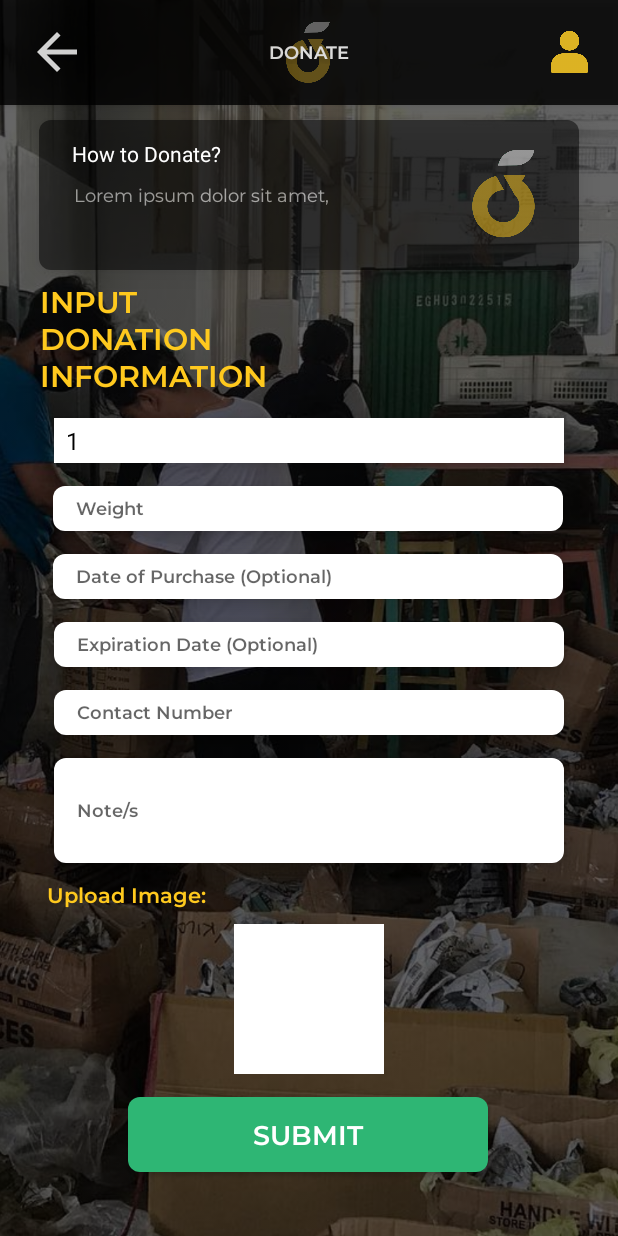
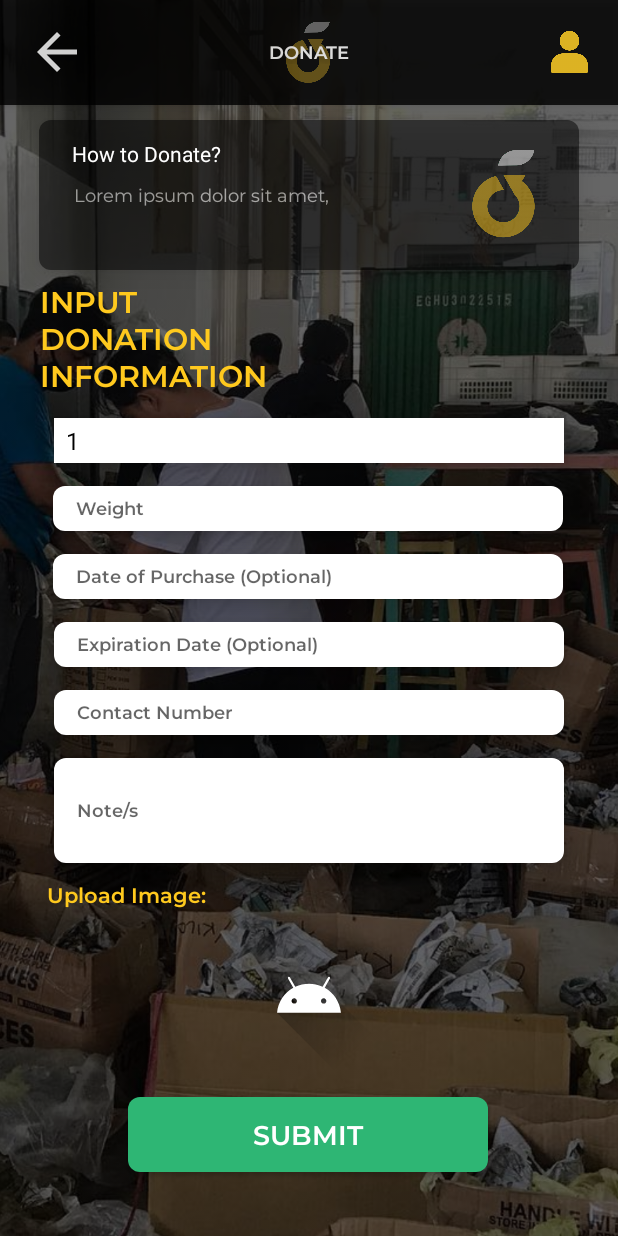
Before and after one commit to Heyjem/BYEte_Hunger_MobileApp, an Android app: the donate screen opened directly, with no data from a screen before it, on a phone screen of 412 x 824 dp. Run offline under Robolectric (Android 15) with nearby library versions, the light colour scheme and no system bars; our stand-ins replace Firebase (no records; nobody signed in at launch, a user with empty details on screens opened directly); pictures from the network do not load.

Commit message:
- upload image in donate uploads the image in firebase and displays in the imageview but immediately closes

```diff
--- a/app/src/main/res/layout/activity_donate.xml
+++ b/app/src/main/res/layout/activity_donate.xml
@@ -236,6 +236,6 @@
         app:layout_constraintEnd_toEndOf="parent"
         app:layout_constraintStart_toStartOf="parent"
         app:layout_constraintTop_toBottomOf="@+id/et_uploadImage"
-        android:src="@color/white"/>
+        android:src="@drawable/ic_launcher_foreground"/>
 
 </androidx.constraintlayout.widget.ConstraintLayout>
```
Also changed, not shown: app/src/main/java/com/example/byete_hunger_mobileapp/donate.java (+15 -16 lines).
